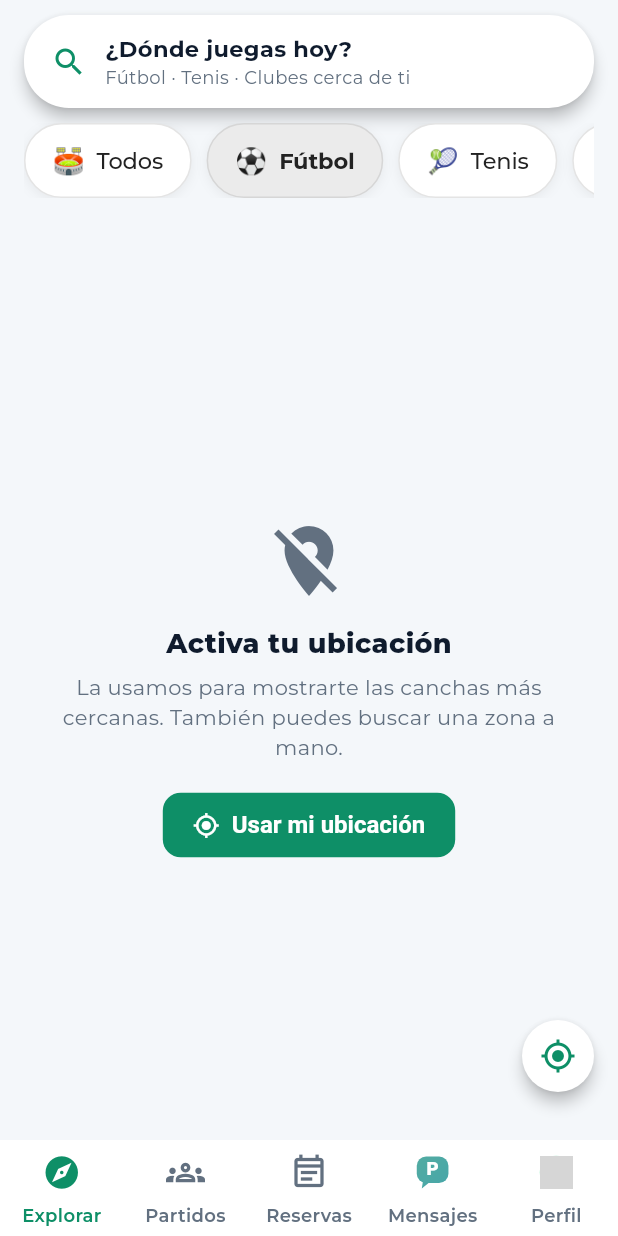
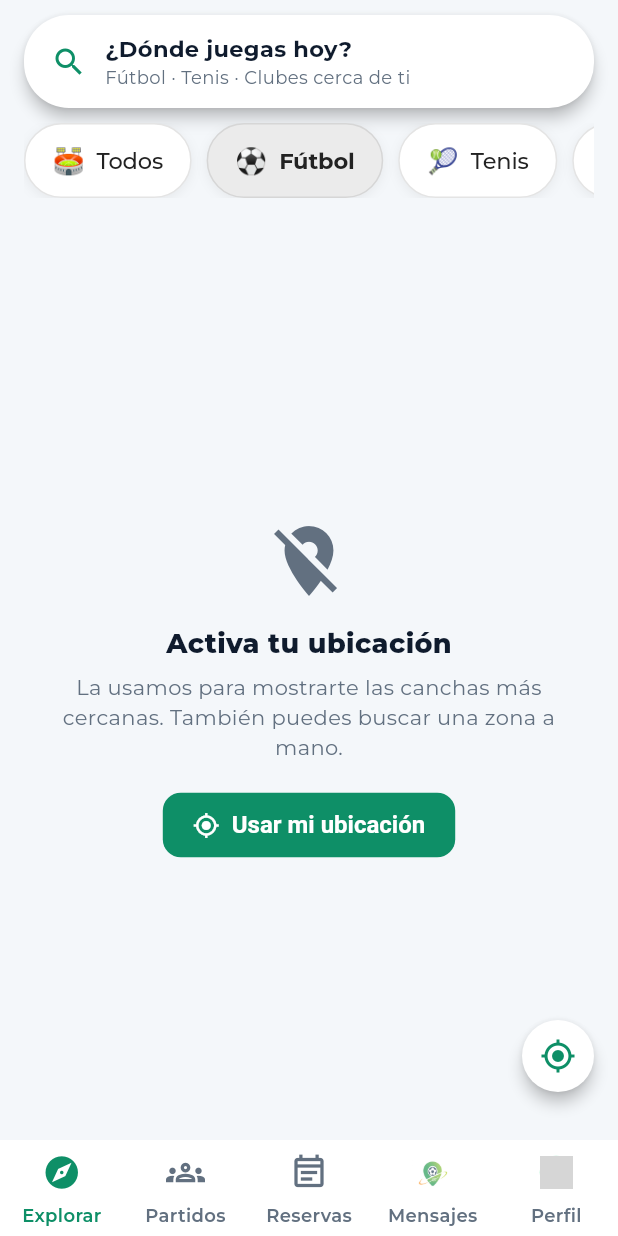
Before and after one commit to dcalagua/canchas-app-lima, a Flutter app: the screen it shows after launch, after a tap on "Saltar", after a tap on the "close" icon, on a phone screen of 412 x 824 dp. Run offline on Flutter 3.47's test engine with Material 3 defaults, Android fonts, the phone set to English and light mode, and no system bars; our stand-ins replace app_links, audioplayers, cached_network_image, file_picker, firebase_core, firebase_messaging and 20 more; missing offline and left inert: android_intent_plus, flutter_callkit_incoming, flutter_webrtc, google_mlkit_text_recognition, record; accounts and stored records are empty; network calls fail; statements that could not run were skipped; grey boxes are pictures that could not be loaded.

Commit message:
Pestana Mensajes con el LOGO de Pichangol en las barras
Pedido del director: en la barra principal (Explorar, Partidos,
Reservas, Mensajes, Perfil) la pestana Mensajes lleva el logo de
Pichangol. Nuevo IconoMensajesLogo (asset brand/logo_pin.png, a todo
color activo y levemente apagado inactivo) aplicado en los tres
shells: jugador (barra inferior), dueno (rail) y academia (rail y
barra). La burbuja IconoChatPichan queda para otros usos.

Co-Authored-By: Claude Fable 5 <noreply@anthropic.com>
Claude-Session: https://claude.ai/code/session_017fg7ijXuZRX6jvFjZELf83

```diff
--- a/lib/screens/academia_shell.dart
+++ b/lib/screens/academia_shell.dart
@@ -137,7 +137,7 @@ class _AcademiaShellState extends State<AcademiaShell> {
                       for (final it in items)
                         NavigationRailDestination(
                           icon: it.$2 == 'Mensajes'
-                              ? const IconoChatPichan()
+                              ? const IconoMensajesLogo()
                               : Icon(it.$1, color: it.$3),
                           label: Text(it.$2),
                         ),
@@ -234,7 +234,7 @@ class _BarraAcademiaScroll extends StatelessWidget {
             // Ícono SIEMPRE con color (regla Airbnb "con vida"); Mensajes usa el
             // ícono de chat de marca.
             i == iMensajes
-                ? IconoChatPichan(activo: sel)
+                ? IconoMensajesLogo(activo: sel)
                 : Icon(iconos[i], color: color, size: 25),
             const SizedBox(height: 3),
             Text(
--- a/lib/screens/app_shell.dart
+++ b/lib/screens/app_shell.dart
@@ -110,9 +110,10 @@ class _AppShellState extends State<AppShell> {
                   icon: Icon(Icons.event_note_outlined),
                   selectedIcon: Icon(Icons.event_note),
                   label: 'Reservas'),
+              // Mensajes lleva el LOGO de Pichangol (pedido del director).
               const NavigationDestination(
-                  icon: IconoChatPichan(activo: false),
-                  selectedIcon: IconoChatPichan(activo: true),
+                  icon: IconoMensajesLogo(activo: false),
+                  selectedIcon: IconoMensajesLogo(activo: true),
                   label: 'Mensajes'),
               NavigationDestination(
                 icon: _ConBadge(
--- a/lib/screens/home_shell.dart
+++ b/lib/screens/home_shell.dart
@@ -88,7 +88,7 @@ class _HomeShellState extends State<HomeShell> {
                     for (var i = 0; i < _iconos.length; i++)
                       NavigationRailDestination(
                         icon: i == _iMensajes
-                            ? IconoChatPichan(activo: _index == _iMensajes)
+                            ? IconoMensajesLogo(activo: _index == _iMensajes)
                             : Icon(_iconos[i], color: _colores[i]),
                         label: Text(_etiquetas[i]),
                       ),
--- a/lib/widgets/icono_chat_pichan.dart
+++ b/lib/widgets/icono_chat_pichan.dart
@@ -1,4 +1,24 @@
 import 'package:flutter/material.dart';
+
+/// Ícono de la pestaña MENSAJES en las barras/rails: el LOGO de Pichangol
+/// (pin con la pelota), pedido del director. Activo = a todo color; inactivo
+/// baja un poco la opacidad (regla Airbnb "con vida": nunca gris plano).
+class IconoMensajesLogo extends StatelessWidget {
+  const IconoMensajesLogo({super.key, this.size = 27, this.activo = true});
+  final double size;
+  final bool activo;
+
+  @override
+  Widget build(BuildContext context) => Opacity(
+        opacity: activo ? 1 : 0.62,
+        child: Image.asset(
+          'assets/brand/logo_pin.png',
+          width: size,
+          height: size,
+          filterQuality: FilterQuality.medium,
+        ),
+      );
+}
 
 /// Ícono propio de la mensajería Pichangol ("Pichan"): una burbuja de chat con
 /// degradado verde de marca (lima → teal, el mismo del header) y la "P" de Pichan
```
Also changed, not shown: 1 other file.
